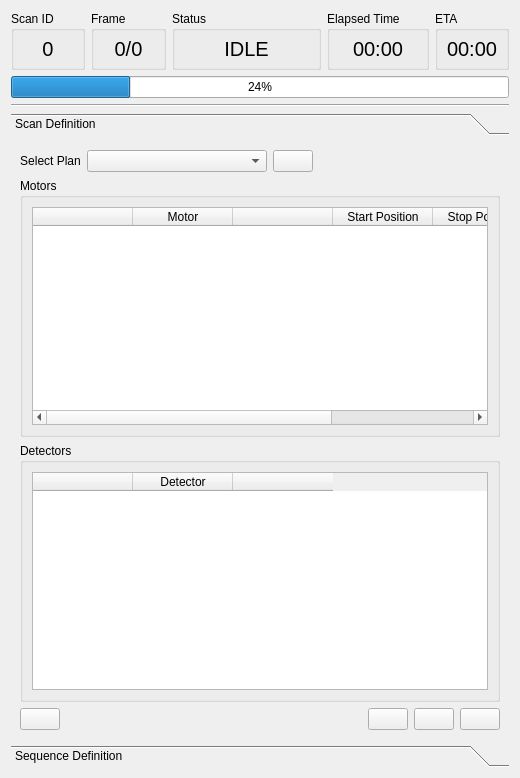
Above: mamba_client/widgets/ui/ui_scanmechanismwidget.ui from CasperVector/mamba-ose before the change. Below: the same form after it.
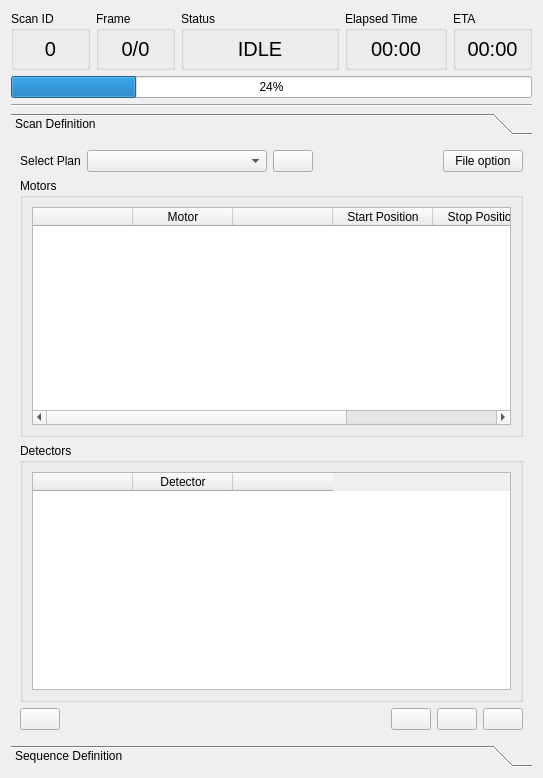
That is the form after the change.

Commit message: feat: Scan data file options. Partly finished.

What changed in the file:
```diff
--- a/mamba_client/widgets/ui/ui_scanmechanismwidget.ui
+++ b/mamba_client/widgets/ui/ui_scanmechanismwidget.ui
@@ -6,7 +6,7 @@
    <rect>
     <x>0</x>
     <y>0</y>
-    <width>520</width>
+    <width>543</width>
     <height>778</height>
    </rect>
   </property>
@@ -335,7 +335,7 @@
          <rect>
           <x>0</x>
           <y>0</y>
-          <width>494</width>
+          <width>517</width>
           <height>578</height>
          </rect>
         </property>
@@ -350,7 +350,7 @@
         </attribute>
         <layout class="QVBoxLayout" name="verticalLayout_7">
          <item>
-          <layout class="QVBoxLayout" name="verticalLayout_2">
+          <layout class="QVBoxLayout" name="verticalLayout_2" stretch="5,45,45,5">
            <property name="topMargin">
             <number>0</number>
            </property>
@@ -435,6 +435,13 @@
                </property>
               </spacer>
              </item>
+             <item>
+              <widget class="QPushButton" name="fileOptionButton">
+               <property name="text">
+                <string>File option</string>
+               </property>
+              </widget>
+             </item>
             </layout>
            </item>
            <item>
```
Left out of the diff: 326 changed lines with no effect on the pictures. The commit also changes 23 other files.
